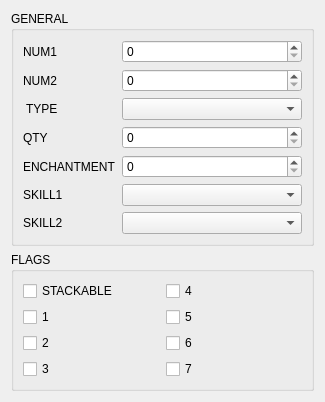
Above: src/ui/equipmenttabform.ui from Orionsilver/Yo-kai_Editor_B2 before the change. Below: the same form after it.
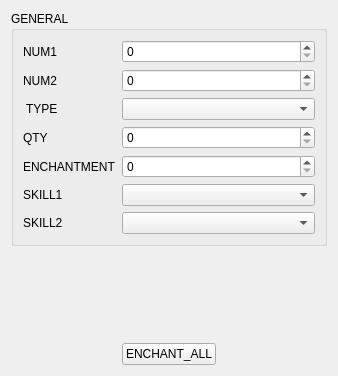
That is the form after the change.

Commit message: fix flag editing and add enchant all button in the equipment tab

Diff of the .ui file:
```diff
--- a/src/ui/equipmenttabform.ui
+++ b/src/ui/equipmenttabform.ui
@@ -2,6 +2,14 @@
 <ui version="4.0">
  <class>EquipmentTabForm</class>
  <widget class="QWidget" name="EquipmentTabForm">
+  <property name="geometry">
+   <rect>
+    <x>0</x>
+    <y>0</y>
+    <width>338</width>
+    <height>376</height>
+   </rect>
+  </property>
   <property name="windowTitle">
    <string notr="true">Form</string>
   </property>
@@ -109,69 +117,54 @@
     </widget>
    </item>
    <item>
-    <widget class="QGroupBox" name="groupBox">
-     <property name="title">
-      <string>FLAGS</string>
+    <spacer name="verticalSpacer">
+     <property name="orientation">
+      <enum>Qt::Vertical</enum>
      </property>
-     <layout class="QGridLayout" name="gridLayout">
-      <item row="2" column="0">
-       <widget class="QCheckBox" name="flag2CB">
-        <property name="text">
-         <string>2</string>
-        </property>
-       </widget>
-      </item>
-      <item row="0" column="1">
-       <widget class="QCheckBox" name="flag4CB">
-        <property name="text">
-         <string>4</string>
-        </property>
-       </widget>
-      </item>
-      <item row="3" column="1">
-       <widget class="QCheckBox" name="flag7CB">
-        <property name="text">
-         <string>7</string>
-        </property>
-       </widget>
-      </item>
-      <item row="2" column="1">
-       <widget class="QCheckBox" name="flag6CB">
+     <property name="sizeHint" stdset="0">
+      <size>
+       <width>20</width>
+       <height>40</height>
+      </size>
+     </property>
+    </spacer>
+   </item>
+   <item>
+    <layout class="QHBoxLayout" name="horizontalLayout">
+     <item>
+      <spacer name="horizontalSpacer">
+       <property name="orientation">
+        <enum>Qt::Horizontal</enum>
+       </property>
+       <property name="sizeHint" stdset="0">
+        <size>
+         <width>40</width>
+         <height>20</height>
+        </size>
+       </property>
+      </spacer>
+     </item>
+     <item>
+      <widget class="QPushButton" name="enchantB">
         <property name="text">
-         <string>6</string>
+        <string>ENCHANT_ALL</string>
         </property>
        </widget>
       </item>
-      <item row="1" column="1">
-       <widget class="QCheckBox" name="flag5CB">
-        <property name="text">
-         <string>5</string>
-        </property>
-       </widget>
-      </item>
-      <item row="3" column="0">
-       <widget class="QCheckBox" name="flag1CB">
-        <property name="text">
-         <string>3</string>
-        </property>
-       </widget>
-      </item>
-      <item row="1" column="0">
-       <widget class="QCheckBox" name="flag3CB">
-        <property name="text">
-         <string>1</string>
-        </property>
-       </widget>
-      </item>
-      <item row="0" column="0">
-       <widget class="QCheckBox" name="flag0CB">
-        <property name="text">
-         <string>STACKABLE</string>
-        </property>
-       </widget>
-      </item>
-     </layout>
-    </widget>
+     <item>
+      <spacer name="horizontalSpacer_2">
+       <property name="orientation">
+        <enum>Qt::Horizontal</enum>
+       </property>
+       <property name="sizeHint" stdset="0">
+        <size>
+         <width>40</width>
+         <height>20</height>
+        </size>
+       </property>
+      </spacer>
+     </item>
+    </layout>
    </item>
   </layout>
  </widget>
```
Lines whose indentation alone changed are shown as unchanged. The commit also changes 11 other files.
